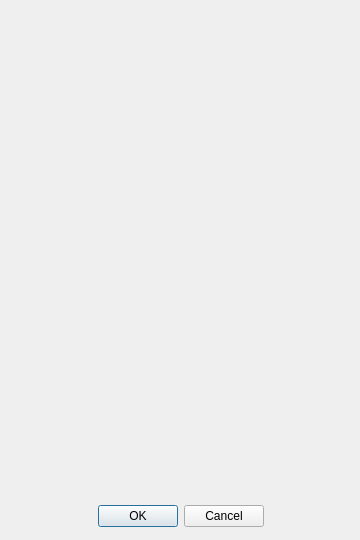
Above: optsdialog.ui from xyx98/BitrateViewer before the change. Below: the same form after it.
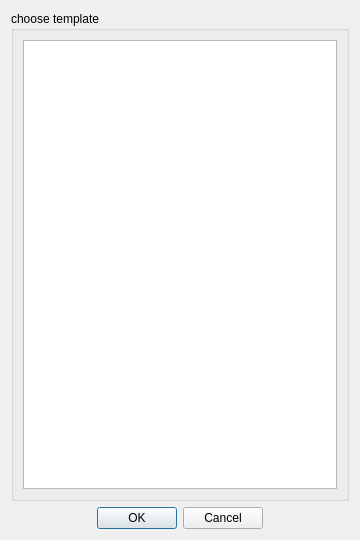
That is the form after the change.

Commit message: Allow choose template via "options" sub window.

What changed in the file:
```diff
--- a/optsdialog.ui
+++ b/optsdialog.ui
@@ -25,15 +25,34 @@
   <property name="windowTitle">
    <string>Dialog</string>
   </property>
+  <layout class="QGridLayout" name="gridLayout_2">
+   <item row="0" column="0">
+    <widget class="QGroupBox" name="groupBox">
+     <property name="title">
+      <string>choose template</string>
+     </property>
+     <property name="flat">
+      <bool>true</bool>
+     </property>
+     <layout class="QGridLayout" name="gridLayout">
+      <item row="0" column="0">
+       <widget class="QListWidget" name="listWidget">
+        <property name="editTriggers">
+         <set>QAbstractItemView::EditTrigger::SelectedClicked</set>
+        </property>
+        <property name="showDropIndicator" stdset="0">
+         <bool>false</bool>
+        </property>
+        <property name="selectionBehavior">
+         <enum>QAbstractItemView::SelectionBehavior::SelectRows</enum>
+        </property>
+       </widget>
+      </item>
+     </layout>
+    </widget>
+   </item>
+   <item row="1" column="0">
   <widget class="QDialogButtonBox" name="buttonBox">
-   <property name="geometry">
-    <rect>
-     <x>10</x>
-     <y>500</y>
-     <width>341</width>
-     <height>32</height>
-    </rect>
-   </property>
    <property name="layoutDirection">
     <enum>Qt::LayoutDirection::LeftToRight</enum>
    </property>
@@ -50,6 +69,8 @@
     <bool>true</bool>
    </property>
   </widget>
+   </item>
+  </layout>
  </widget>
  <resources/>
  <connections>
```
Left out of the diff: 2 changed lines with no effect on the pictures. Lines whose indentation alone changed are shown as unchanged. The commit also changes 6 other files.
